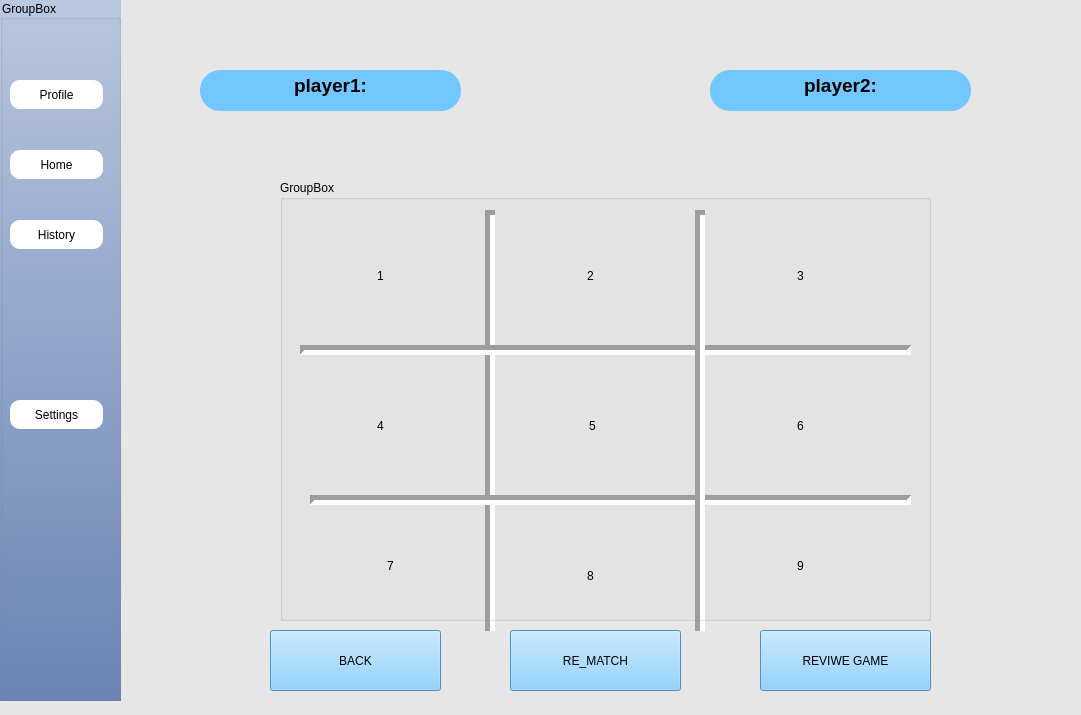
This is login/secdialog.ui in ameerlouly/TicTacToe_Embedded2027 as Qt 5 draws it before an edit. The edited form follows.
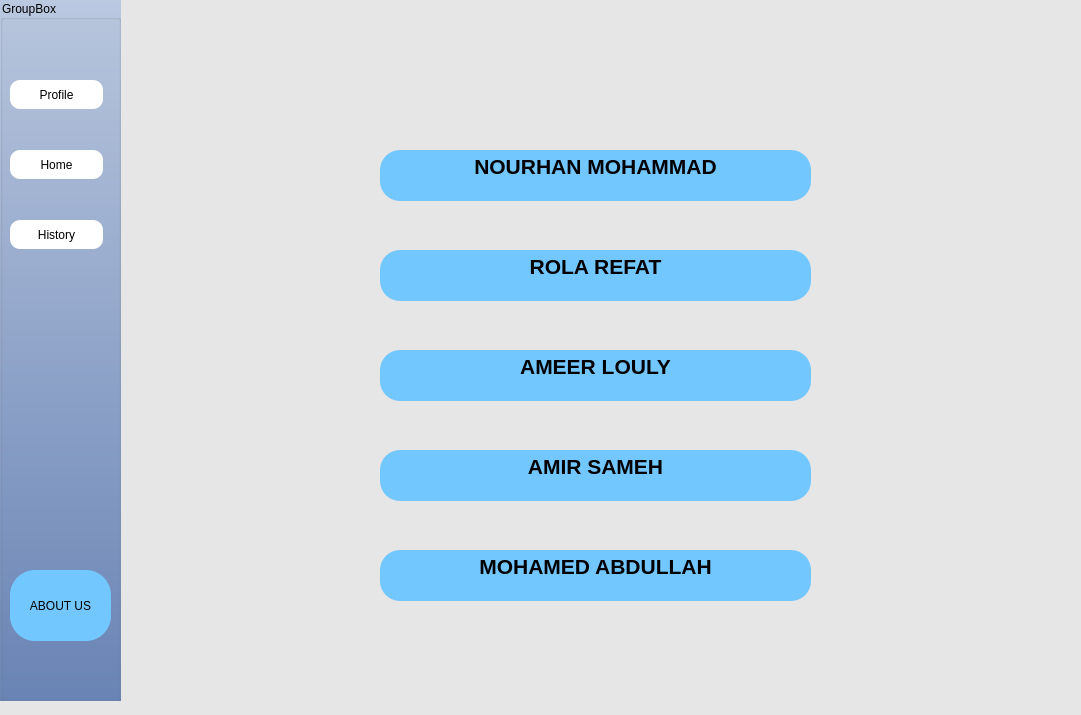
This is the edited form.

Commit message: change settings button to about us

Diff of the .ui file:
```diff
--- a/login/secdialog.ui
+++ b/login/secdialog.ui
@@ -101,20 +101,21 @@
     <property name="geometry">
      <rect>
       <x>10</x>
-      <y>400</y>
-      <width>93</width>
-      <height>29</height>
+      <y>570</y>
+      <width>101</width>
+      <height>71</height>
      </rect>
     </property>
     <property name="styleSheet">
      <string notr="true">QPushButton{
-border-radius:10px;
-background-color:white;
-
+font: 700 11pt &quot;Segoe UI&quot;;
+border-radius:25px;
+color:black;
+background-color: rgb(115, 199, 255);
 }</string>
     </property>
     <property name="text">
-     <string>Settings</string>
+     <string>ABOUT US</string>
     </property>
    </widget>
   </widget>
@@ -128,7 +129,7 @@
     </rect>
    </property>
    <property name="currentIndex">
-    <number>4</number>
+    <number>6</number>
    </property>
    <widget class="QWidget" name="page_2">
     <widget class="QPushButton" name="startgame">
@@ -1073,6 +1074,158 @@
      </widget>
     </widget>
    </widget>
+   <widget class="QWidget" name="page_7">
+    <widget class="QTextEdit" name="textEdit_9">
+     <property name="geometry">
+      <rect>
+       <x>260</x>
+       <y>140</y>
+       <width>431</width>
+       <height>51</height>
+      </rect>
+     </property>
+     <property name="styleSheet">
+      <string notr="true">QTextEdit
+{
+border :none;
+color:black;
+background-color: rgb(115, 199, 255);
+font: 700 12pt &quot;Rockwell&quot;;    
+ border-radius: 20px;
+}</string>
+     </property>
+     <property name="html">
+      <string>&lt;!DOCTYPE HTML PUBLIC &quot;-//W3C//DTD HTML 4.0//EN&quot; &quot;http://www.w3.org/TR/REC-html40/strict.dtd&quot;&gt;
+&lt;html&gt;&lt;head&gt;&lt;meta name=&quot;qrichtext&quot; content=&quot;1&quot; /&gt;&lt;meta charset=&quot;utf-8&quot; /&gt;&lt;style type=&quot;text/css&quot;&gt;
+p, li { white-space: pre-wrap; }
+hr { height: 1px; border-width: 0; }
+li.unchecked::marker { content: &quot;\2610&quot;; }
+li.checked::marker { content: &quot;\2612&quot;; }
+&lt;/style&gt;&lt;/head&gt;&lt;body style=&quot; font-family:'Rockwell'; font-size:12pt; font-weight:700; font-style:normal;&quot;&gt;
+&lt;p align=&quot;center&quot; style=&quot; margin-top:0px; margin-bottom:0px; margin-left:0px; margin-right:0px; -qt-block-indent:0; text-indent:0px;&quot;&gt;&lt;span style=&quot; font-family:'Segoe UI'; font-size:16pt;&quot;&gt;NOURHAN MOHAMMAD&lt;/span&gt;&lt;/p&gt;&lt;/body&gt;&lt;/html&gt;</string>
+     </property>
+    </widget>
+    <widget class="QTextEdit" name="textEdit_24">
+     <property name="geometry">
+      <rect>
+       <x>260</x>
+       <y>240</y>
+       <width>431</width>
+       <height>51</height>
+      </rect>
+     </property>
+     <property name="styleSheet">
+      <string notr="true">QTextEdit
+{
+border :none;
+color:black;
+background-color: rgb(115, 199, 255);
+font: 700 12pt &quot;Rockwell&quot;;    
+ border-radius: 20px;
+}</string>
+     </property>
+     <property name="html">
+      <string>&lt;!DOCTYPE HTML PUBLIC &quot;-//W3C//DTD HTML 4.0//EN&quot; &quot;http://www.w3.org/TR/REC-html40/strict.dtd&quot;&gt;
+&lt;html&gt;&lt;head&gt;&lt;meta name=&quot;qrichtext&quot; content=&quot;1&quot; /&gt;&lt;meta charset=&quot;utf-8&quot; /&gt;&lt;style type=&quot;text/css&quot;&gt;
+p, li { white-space: pre-wrap; }
+hr { height: 1px; border-width: 0; }
+li.unchecked::marker { content: &quot;\2610&quot;; }
+li.checked::marker { content: &quot;\2612&quot;; }
+&lt;/style&gt;&lt;/head&gt;&lt;body style=&quot; font-family:'Rockwell'; font-size:12pt; font-weight:700; font-style:normal;&quot;&gt;
+&lt;p align=&quot;center&quot; style=&quot; margin-top:0px; margin-bottom:0px; margin-left:0px; margin-right:0px; -qt-block-indent:0; text-indent:0px;&quot;&gt;&lt;span style=&quot; font-family:'Segoe UI'; font-size:16pt;&quot;&gt;ROLA REFAT&lt;/span&gt;&lt;/p&gt;&lt;/body&gt;&lt;/html&gt;</string>
+     </property>
+    </widget>
+    <widget class="QTextEdit" name="textEdit_25">
+     <property name="geometry">
+      <rect>
+       <x>260</x>
+       <y>340</y>
+       <width>431</width>
+       <height>51</height>
+      </rect>
+     </property>
+     <property name="styleSheet">
+      <string notr="true">QTextEdit
+{
+border :none;
+color:black;
+background-color: rgb(115, 199, 255);
+font: 700 12pt &quot;Rockwell&quot;;    
+ border-radius: 20px;
+}</string>
+     </property>
+     <property name="html">
+      <string>&lt;!DOCTYPE HTML PUBLIC &quot;-//W3C//DTD HTML 4.0//EN&quot; &quot;http://www.w3.org/TR/REC-html40/strict.dtd&quot;&gt;
+&lt;html&gt;&lt;head&gt;&lt;meta name=&quot;qrichtext&quot; content=&quot;1&quot; /&gt;&lt;meta charset=&quot;utf-8&quot; /&gt;&lt;style type=&quot;text/css&quot;&gt;
+p, li { white-space: pre-wrap; }
+hr { height: 1px; border-width: 0; }
+li.unchecked::marker { content: &quot;\2610&quot;; }
+li.checked::marker { content: &quot;\2612&quot;; }
+&lt;/style&gt;&lt;/head&gt;&lt;body style=&quot; font-family:'Rockwell'; font-size:12pt; font-weight:700; font-style:normal;&quot;&gt;
+&lt;p align=&quot;center&quot; style=&quot; margin-top:0px; margin-bottom:0px; margin-left:0px; margin-right:0px; -qt-block-indent:0; text-indent:0px;&quot;&gt;&lt;span style=&quot; font-family:'Segoe UI'; font-size:16pt;&quot;&gt;AMEER LOULY&lt;/span&gt;&lt;/p&gt;&lt;/body&gt;&lt;/html&gt;</string>
+     </property>
+    </widget>
+    <widget class="QTextEdit" name="textEdit_26">
+     <property name="geometry">
+      <rect>
+       <x>260</x>
+       <y>440</y>
+       <width>431</width>
+       <height>51</height>
+      </rect>
+     </property>
+     <property name="styleSheet">
+      <string notr="true">QTextEdit
+{
+border :none;
+color:black;
+background-color: rgb(115, 199, 255);
+font: 700 12pt &quot;Rockwell&quot;;    
+ border-radius: 20px;
+}</string>
+     </property>
+     <property name="html">
+      <string>&lt;!DOCTYPE HTML PUBLIC &quot;-//W3C//DTD HTML 4.0//EN&quot; &quot;http://www.w3.org/TR/REC-html40/strict.dtd&quot;&gt;
+&lt;html&gt;&lt;head&gt;&lt;meta name=&quot;qrichtext&quot; content=&quot;1&quot; /&gt;&lt;meta charset=&quot;utf-8&quot; /&gt;&lt;style type=&quot;text/css&quot;&gt;
+p, li { white-space: pre-wrap; }
+hr { height: 1px; border-width: 0; }
+li.unchecked::marker { content: &quot;\2610&quot;; }
+li.checked::marker { content: &quot;\2612&quot;; }
+&lt;/style&gt;&lt;/head&gt;&lt;body style=&quot; font-family:'Rockwell'; font-size:12pt; font-weight:700; font-style:normal;&quot;&gt;
+&lt;p align=&quot;center&quot; style=&quot; margin-top:0px; margin-bottom:0px; margin-left:0px; margin-right:0px; -qt-block-indent:0; text-indent:0px;&quot;&gt;&lt;span style=&quot; font-family:'Segoe UI'; font-size:16pt;&quot;&gt;AMIR SAMEH&lt;/span&gt;&lt;/p&gt;&lt;/body&gt;&lt;/html&gt;</string>
+     </property>
+    </widget>
+    <widget class="QTextEdit" name="textEdit_27">
+     <property name="geometry">
+      <rect>
+       <x>260</x>
+       <y>540</y>
+       <width>431</width>
+       <height>51</height>
+      </rect>
+     </property>
+     <property name="styleSheet">
+      <string notr="true">QTextEdit
+{
+border :none;
+color:black;
+background-color: rgb(115, 199, 255);
+font: 700 12pt &quot;Rockwell&quot;;    
+ border-radius: 20px;
+}</string>
+     </property>
+     <property name="html">
+      <string>&lt;!DOCTYPE HTML PUBLIC &quot;-//W3C//DTD HTML 4.0//EN&quot; &quot;http://www.w3.org/TR/REC-html40/strict.dtd&quot;&gt;
+&lt;html&gt;&lt;head&gt;&lt;meta name=&quot;qrichtext&quot; content=&quot;1&quot; /&gt;&lt;meta charset=&quot;utf-8&quot; /&gt;&lt;style type=&quot;text/css&quot;&gt;
+p, li { white-space: pre-wrap; }
+hr { height: 1px; border-width: 0; }
+li.unchecked::marker { content: &quot;\2610&quot;; }
+li.checked::marker { content: &quot;\2612&quot;; }
+&lt;/style&gt;&lt;/head&gt;&lt;body style=&quot; font-family:'Rockwell'; font-size:12pt; font-weight:700; font-style:normal;&quot;&gt;
+&lt;p align=&quot;center&quot; style=&quot; margin-top:0px; margin-bottom:0px; margin-left:0px; margin-right:0px; -qt-block-indent:0; text-indent:0px;&quot;&gt;&lt;span style=&quot; font-family:'Segoe UI'; font-size:16pt;&quot;&gt;MOHAMED ABDULLAH&lt;/span&gt;&lt;/p&gt;&lt;/body&gt;&lt;/html&gt;</string>
+     </property>
+    </widget>
+   </widget>
   </widget>
  </widget>
  <resources/>
```
The commit also changes 19 other files.
